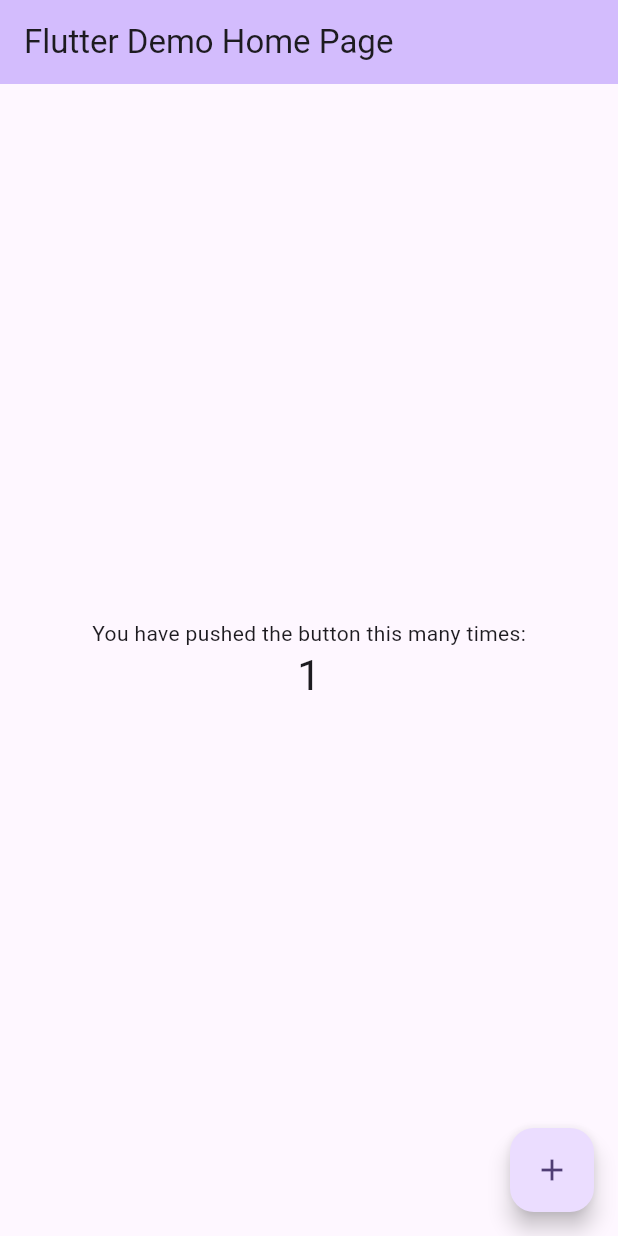
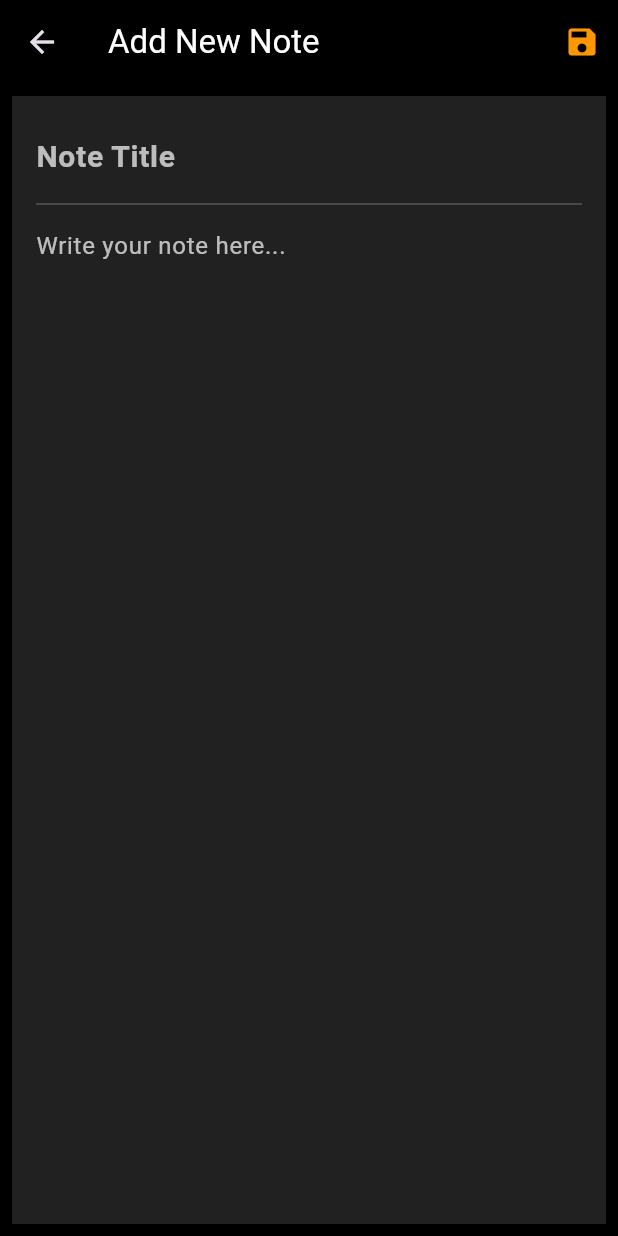
Before and after one commit to eljan123/novito-note-app, a Flutter app: the screen it shows after launch, after a tap on the "add" icon, on a phone screen of 412 x 824 dp. Run offline on Flutter 3.47's test engine with Material 3 defaults, Android fonts, the phone set to English and light mode, and no system bars; Roboto replaces fonts that are missing (Poppins).

Commit message:
major changes in home and pin button is now implemented as well

```diff
--- a/lib/main.dart
+++ b/lib/main.dart
@@ -1,122 +1,41 @@
 import 'package:flutter/material.dart';
+import 'screens/notes_home_page.dart';
 
 void main() {
-  runApp(const MyApp());
+  runApp(const NotesApp());
 }
 
-class MyApp extends StatelessWidget {
-  const MyApp({super.key});
+class NotesApp extends StatelessWidget {
+  const NotesApp({super.key});
 
-  // This widget is the root of your application.
   @override
   Widget build(BuildContext context) {
     return MaterialApp(
-      title: 'Flutter Demo',
+      debugShowCheckedModeBanner: false,
+      title: 'Novito',
       theme: ThemeData(
-        // This is the theme of your application.
-        //
-        // TRY THIS: Try running your application with "flutter run". You'll see
-        // the application has a purple toolbar. Then, without quitting the app,
-        // try changing the seedColor in the colorScheme below to Colors.green
-        // and then invoke "hot reload" (save your changes or press the "hot
-        // reload" button in a Flutter-supported IDE, or press "r" if you used
-        // the command line to start the app).
-        //
-        // Notice that the counter didn't reset back to zero; the application
-        // state is not lost during the reload. To reset the state, use hot
-        // restart instead.
-        //
-        // This works for code too, not just values: Most code changes can be
-        // tested with just a hot reload.
-        colorScheme: ColorScheme.fromSeed(seedColor: Colors.deepPurple),
+        brightness: Brightness.dark,
+        primaryColor: Colors.black,
+        scaffoldBackgroundColor: Colors.black,
+        appBarTheme: const AppBarTheme(
+          backgroundColor: Colors.black,
+          elevation: 0,
+        ),
+        cardTheme: const CardTheme(
+          color: Color(0xFF212121), // Dark gray for note widgets
+        ),
+        textTheme: const TextTheme(
+          bodyLarge: TextStyle(fontFamily: 'Poppins', color: Colors.white),
+          bodyMedium: TextStyle(fontFamily: 'Poppins', color: Colors.white70),
+        ),
+        floatingActionButtonTheme: const FloatingActionButtonThemeData(
+          backgroundColor: Colors.orange,
+        ),
+        iconTheme: const IconThemeData(
+          color: Colors.white,
+        ),
       ),
-      home: const MyHomePage(title: 'Flutter Demo Home Page'),
+      home: const NotesHomePage(),
     );
   }
 }
-
-class MyHomePage extends StatefulWidget {
-  const MyHomePage({super.key, required this.title});
-
-  // This widget is the home page of your application. It is stateful, meaning
-  // that it has a State object (defined below) that contains fields that affect
-  // how it looks.
-
-  // This class is the configuration for the state. It holds the values (in this
-  // case the title) provided by the parent (in this case the App widget) and
-  // used by the build method of the State. Fields in a Widget subclass are
-  // always marked "final".
-
-  final String title;
-
-  @override
-  State<MyHomePage> createState() => _MyHomePageState();
-}
-
-class _MyHomePageState extends State<MyHomePage> {
-  int _counter = 0;
-
-  void _incrementCounter() {
-    setState(() {
-      // This call to setState tells the Flutter framework that something has
-      // changed in this State, which causes it to rerun the build method below
-      // so that the display can reflect the updated values. If we changed
-      // _counter without calling setState(), then the build method would not be
-      // called again, and so nothing would appear to happen.
-      _counter++;
-    });
-  }
-
-  @override
-  Widget build(BuildContext context) {
-    // This method is rerun every time setState is called, for instance as done
-    // by the _incrementCounter method above.
-    //
-    // The Flutter framework has been optimized to make rerunning build methods
-    // fast, so that you can just rebuild anything that needs updating rather
-    // than having to individually change instances of widgets.
-    return Scaffold(
-      appBar: AppBar(
-        // TRY THIS: Try changing the color here to a specific color (to
-        // Colors.amber, perhaps?) and trigger a hot reload to see the AppBar
-        // change color while the other colors stay the same.
-        backgroundColor: Theme.of(context).colorScheme.inversePrimary,
-        // Here we take the value from the MyHomePage object that was created by
-        // the App.build method, and use it to set our appbar title.
-        title: Text(widget.title),
-      ),
-      body: Center(
-        // Center is a layout widget. It takes a single child and positions it
-        // in the middle of the parent.
-        child: Column(
-          // Column is also a layout widget. It takes a list of children and
-          // arranges them vertically. By default, it sizes itself to fit its
-          // children horizontally, and tries to be as tall as its parent.
-          //
-          // Column has various properties to control how it sizes itself and
-          // how it positions its children. Here we use mainAxisAlignment to
-          // center the children vertically; the main axis here is the vertical
-          // axis because Columns are vertical (the cross axis would be
-          // horizontal).
-          //
-          // TRY THIS: Invoke "debug painting" (choose the "Toggle Debug Paint"
-          // action in the IDE, or press "p" in the console), to see the
-          // wireframe for each widget.
-          mainAxisAlignment: MainAxisAlignment.center,
-          children: <Widget>[
-            const Text('You have pushed the button this many times:'),
-            Text(
-              '$_counter',
-              style: Theme.of(context).textTheme.headlineMedium,
-            ),
-          ],
-        ),
-      ),
-      floatingActionButton: FloatingActionButton(
-        onPressed: _incrementCounter,
-        tooltip: 'Increment',
-        child: const Icon(Icons.add),
-      ), // This trailing comma makes auto-formatting nicer for build methods.
-    );
-  }
-}
--- /dev/null
+++ b/lib/models/note.dart
@@ -0,0 +1,25 @@
+class Note {
+  String title;
+  String content;
+  bool isPinned;
+
+  Note({required this.title, this.content = '', this.isPinned = false});
+
+  // Convert Note to Map for storage
+  Map<String, dynamic> toMap() {
+    return {
+      'title': title,
+      'content': content,
+      'isPinned': isPinned,
+    };
+  }
+
+  // Create Note from Map
+  factory Note.fromMap(Map<String, dynamic> map) {
+    return Note(
+      title: map['title'] ?? '',
+      content: map['content'] ?? '',
+      isPinned: map['isPinned'] ?? false,
+    );
+  }
+}
--- /dev/null
+++ b/lib/screens/note_add_page.dart
@@ -0,0 +1,106 @@
+import 'package:flutter/material.dart';
+import '../models/note.dart';
+
+class NoteAddPage extends StatefulWidget {
+  final Function(Note) onAdd;
+
+  const NoteAddPage({
+    super.key,
+    required this.onAdd,
+  });
+
+  @override
+  State<NoteAddPage> createState() => _NoteAddPageState();
+}
+
+class _NoteAddPageState extends State<NoteAddPage> {
+  final TextEditingController _titleController = TextEditingController();
+  final TextEditingController _contentController = TextEditingController();
+
+  @override
+  void dispose() {
+    _titleController.dispose();
+    _contentController.dispose();
+    super.dispose();
+  }
+
+  void _saveNote() {
+    if (_titleController.text.isNotEmpty) {
+      final newNote = Note(
+        title: _titleController.text,
+        content: _contentController.text,
+      );
+      widget.onAdd(newNote);
+      Navigator.pop(context);
+    } else {
+      // Show error if title is empty
+      ScaffoldMessenger.of(context).showSnackBar(
+        const SnackBar(content: Text('Title cannot be empty')),
+      );
+    }
+  }
+
+  @override
+  Widget build(BuildContext context) {
+    return Scaffold(
+      backgroundColor: Colors.black,
+      appBar: AppBar(
+        title: const Text(
+          'Add New Note',
+          style: TextStyle(
+            fontFamily: 'Poppins',
+            color: Colors.white,
+          ),
+        ),
+        actions: [
+          IconButton(
+            icon: const Icon(Icons.save, color: Colors.orange),
+            onPressed: _saveNote,
+          ),
+        ],
+      ),
+      body: Container(
+        color: const Color(0xFF212121),
+        margin: const EdgeInsets.all(8.0),
+        padding: const EdgeInsets.all(16.0),
+        child: Column(
+          children: [
+            // Title field
+            TextField(
+              controller: _titleController,
+              style: const TextStyle(
+                fontFamily: 'Poppins',
+                fontSize: 20,
+                fontWeight: FontWeight.bold,
+                color: Colors.white,
+              ),
+              decoration: const InputDecoration(
+                hintText: 'Note Title',
+                hintStyle: TextStyle(color: Colors.white70),
+                border: InputBorder.none,
+              ),
+            ),
+            const Divider(color: Colors.white24),
+            // Content field
+            Expanded(
+              child: TextField(
+                controller: _contentController,
+                style: const TextStyle(
+                  fontFamily: 'Poppins',
+                  color: Colors.white,
+                ),
+                maxLines: null,
+                expands: true,
+                decoration: const InputDecoration(
+                  hintText: 'Write your note here...',
+                  hintStyle: TextStyle(color: Colors.white70),
+                  border: InputBorder.none,
+                ),
+              ),
+            ),
+          ],
+        ),
+      ),
+    );
+  }
+}
--- /dev/null
+++ b/lib/screens/notes_home_page.dart
@@ -0,0 +1,156 @@
+import 'package:flutter/material.dart';
+import '../models/note.dart';
+import '../services/note_service.dart';
+import 'note_add_page.dart';
+import 'note_edit_page.dart';
+
+class NotesHomePage extends StatefulWidget {
+  const NotesHomePage({super.key});
+
+  @override
+  State<NotesHomePage> createState() => _NotesHomePageState();
+}
+
+class _NotesHomePageState extends State<NotesHomePage> {
+  // Create an instance of NoteService
+  final NoteService _noteService = NoteService();
+
+  // Function to add a new note
+  void _addNote() {
+    Navigator.push(
+      context,
+      MaterialPageRoute(
+        builder: (context) => NoteAddPage(
+          onAdd: (Note newNote) {
+            setState(() {
+              _noteService.addNote(newNote);
+            });
+          },
+        ),
+      ),
+    );
+  }
+
+  // Function to edit a note
+  void _editNote(int index) {
+    Note currentNote = _noteService.getNotes()[index];
+    Navigator.push(
+      context,
+      MaterialPageRoute(
+        builder: (context) => NoteEditPage(
+          note: currentNote,
+          index: index,
+          onSave: (int idx, Note updatedNote) {
+            setState(() {
+              _noteService.editNote(idx, updatedNote);
+            });
+          },
+        ),
+      ),
+    );
+  }
+
+  // Function to toggle pin status
+  void _togglePinStatus(int index) {
+    setState(() {
+      _noteService.togglePinStatus(index);
+    });
+  }
+
+  // Function to delete a note
+  void _deleteNote(int index) {
+    setState(() {
+      _noteService.deleteNote(index);
+    });
+  }
+
+  @override
+  Widget build(BuildContext context) {
+    List<Note> notes = _noteService.getNotes();
+
+    // Sort notes: pinned notes first, then by index
+    notes.sort((a, b) {
+      if (a.isPinned && !b.isPinned) return -1;
+      if (!a.isPinned && b.isPinned) return 1;
+      return 0;
+    });
+
+    return Scaffold(
+      backgroundColor: Colors.black,
+      appBar: AppBar(
+        title: const Text(
+          'Novito',
+          style: TextStyle(
+            fontFamily: 'Poppins',
+            color: Colors.white,
+          ),
+        ),
+      ),
+      body: notes.isEmpty
+          ? const Center(
+              child: Text(
+                'No notes yet. Tap the + button to add one.',
+                style: TextStyle(fontFamily: 'Poppins', color: Colors.white70),
+                textAlign: TextAlign.center,
+              ),
+            )
+          : ListView.builder(
+              itemCount: notes.length,
+              itemBuilder: (context, index) {
+                return Card(
+                  color: notes[index].isPinned ? Colors.orange : const Color(0xFF212121),
+                  margin: const EdgeInsets.symmetric(horizontal: 16, vertical: 8),
+                  shape: RoundedRectangleBorder(
+                    borderRadius: BorderRadius.circular(12),
+                  ),
+                  child: ListTile(
+                    contentPadding: const EdgeInsets.symmetric(horizontal: 16, vertical: 8),
+                    title: Text(
+                      notes[index].title,
+                      style: TextStyle(
+                        fontFamily: 'Poppins',
+                        fontWeight: FontWeight.bold,
+                        color: notes[index].isPinned ? Colors.black : Colors.white,
+                      ),
+                    ),
+                    subtitle: Text(
+                      notes[index].content.isEmpty ? 'No content yet' : notes[index].content,
+                      maxLines: 2,
+                      overflow: TextOverflow.ellipsis,
+                      style: TextStyle(
+                        fontFamily: 'Poppins',
+                        color: notes[index].isPinned ? Colors.black54 : Colors.white70,
+                      ),
+                    ),
+                    onTap: () => _editNote(index), // Edit note on tap
+                    trailing: Row(
+                      mainAxisSize: MainAxisSize.min,
+                      children: [
+                        IconButton(
+                          icon: Icon(
+                            notes[index].isPinned ? Icons.push_pin : Icons.push_pin_outlined,
+                            color: notes[index].isPinned ? Colors.black : Colors.white70,
+                          ),
+                          onPressed: () => _togglePinStatus(index),
+                        ),
+                        IconButton(
+                          icon: Icon(
+                            Icons.delete,
+                            color: notes[index].isPinned ? Colors.black54 : Colors.red,
+                          ),
+                          onPressed: () => _deleteNote(index),
+                        ),
+                      ],
+                    ),
+                  ),
+                );
+              },
+            ),
+      floatingActionButton: FloatingActionButton(
+        backgroundColor: Colors.orange,
+        onPressed: _addNote,
+        child: const Icon(Icons.add, color: Colors.black),
+      ),
+    );
+  }
+}
--- /dev/null
+++ b/lib/services/note_service.dart
@@ -0,0 +1,37 @@
+import '../models/note.dart';
+
+class NoteService {
+  // List to store notes
+  final List<Note> _notes = [];
+
+  // Get all notes
+  List<Note> getNotes() {
+    return _notes;
+  }
+
+  // Add a new note
+  void addNote(Note note) {
+    _notes.add(note);
+  }
+
+  // Edit a note
+  void editNote(int index, Note updatedNote) {
+    if (index >= 0 && index < _notes.length) {
+      _notes[index] = updatedNote;
+    }
+  }
+
+  // Toggle pin status
+  void togglePinStatus(int index) {
+    if (index >= 0 && index < _notes.length) {
+      _notes[index].isPinned = !_notes[index].isPinned;
+    }
+  }
+
+  // Delete a note
+  void deleteNote(int index) {
+    if (index >= 0 && index < _notes.length) {
+      _notes.removeAt(index);
+    }
+  }
+}
```
Also changed, not shown: lib/screens/note_edit_page.dart (added, +137 -0 lines).
